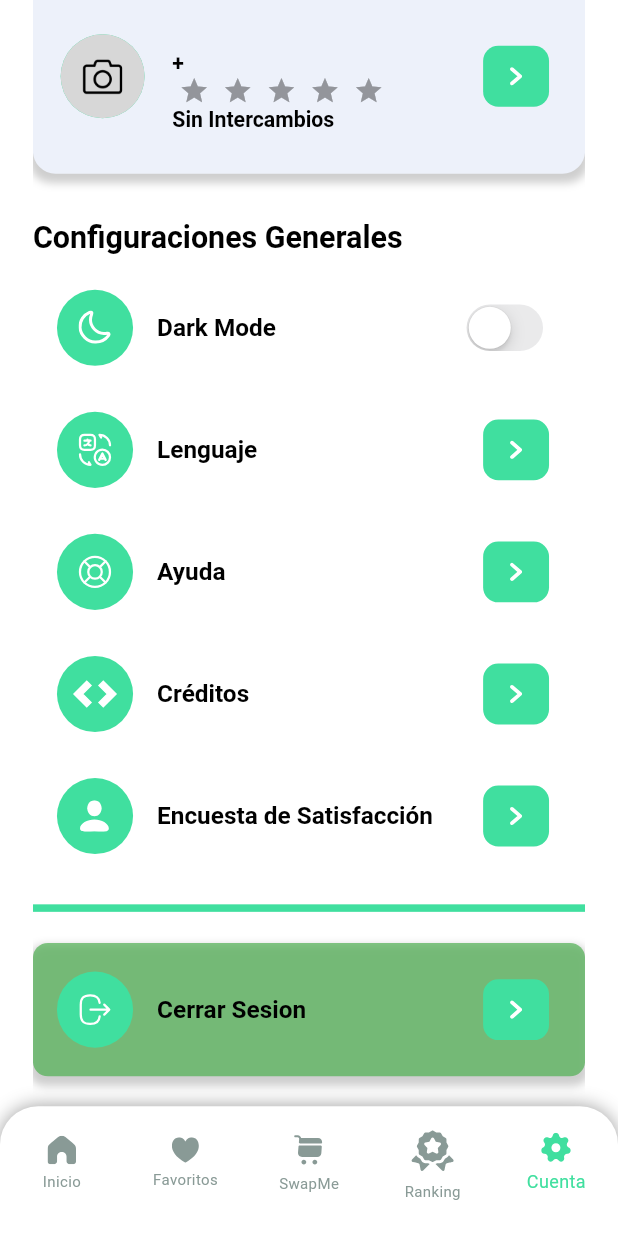
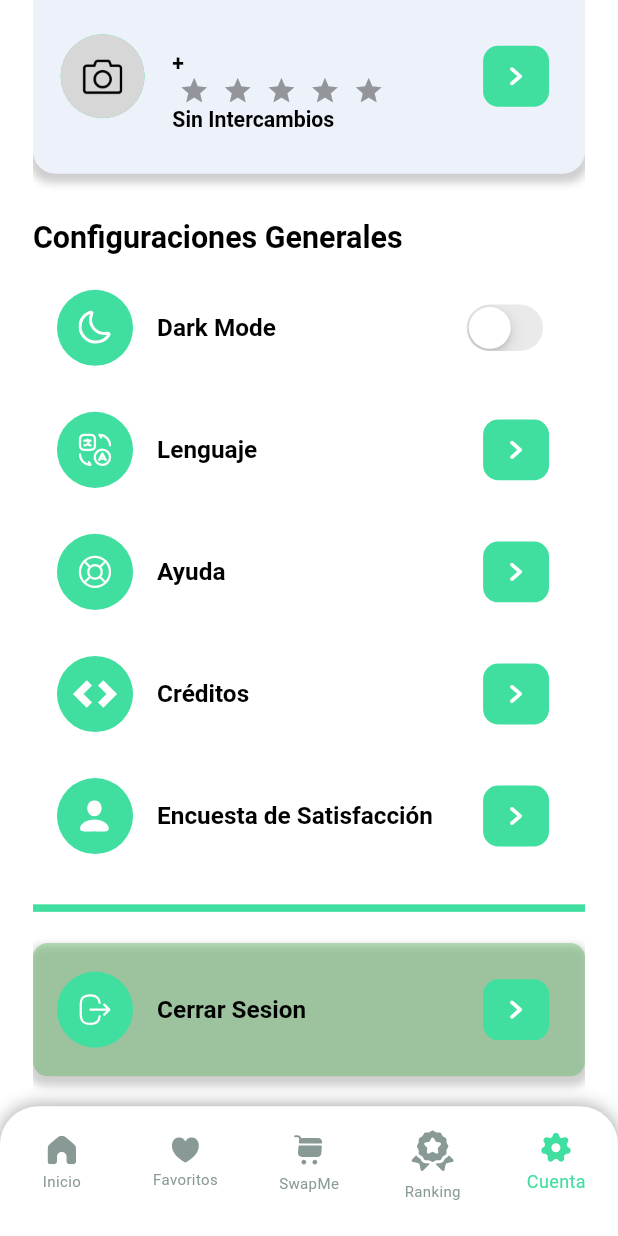
Before and after one commit to Isnotcristhianr/SwapMe---Code-0, a Flutter app: the screen it shows once a user with an empty profile is signed in, item 5 of the bottom bar chosen, scrolled down 214 dp, on a phone screen of 412 x 824 dp. Run offline on Flutter 3.47's test engine with Material 3 defaults, Android fonts, the phone set to English and light mode, and no system bars; drawn by our look-alikes of flutter_rating_bar; our stand-ins replace carousel_slider, cloud_firestore, connectivity, firebase_auth, firebase_core, firebase_messaging and 9 more; missing offline and left inert: dart:ffi; accounts and stored records are empty; generated files the repository leaves out were written again; Roboto replaces fonts that are missing (Poppins); project files that could hold a hidden picture were left out.

Commit message:
chore: Actualizar color de fondo en la vista de configuración

```diff
--- a/lib/app/modules/settings/views/settings_view.dart
+++ b/lib/app/modules/settings/views/settings_view.dart
@@ -253,8 +253,7 @@
               },
               child: Container(
                 decoration: BoxDecoration(
-                  color: const Color.fromARGB(
-                      176, 76, 175, 79), // Replace with your desired color
+                  color: const Color.fromARGB(96, 76, 175, 79), // Replace with your desired color
                   borderRadius: BorderRadius.circular(10),
                   //pading
                   boxShadow: [
```
